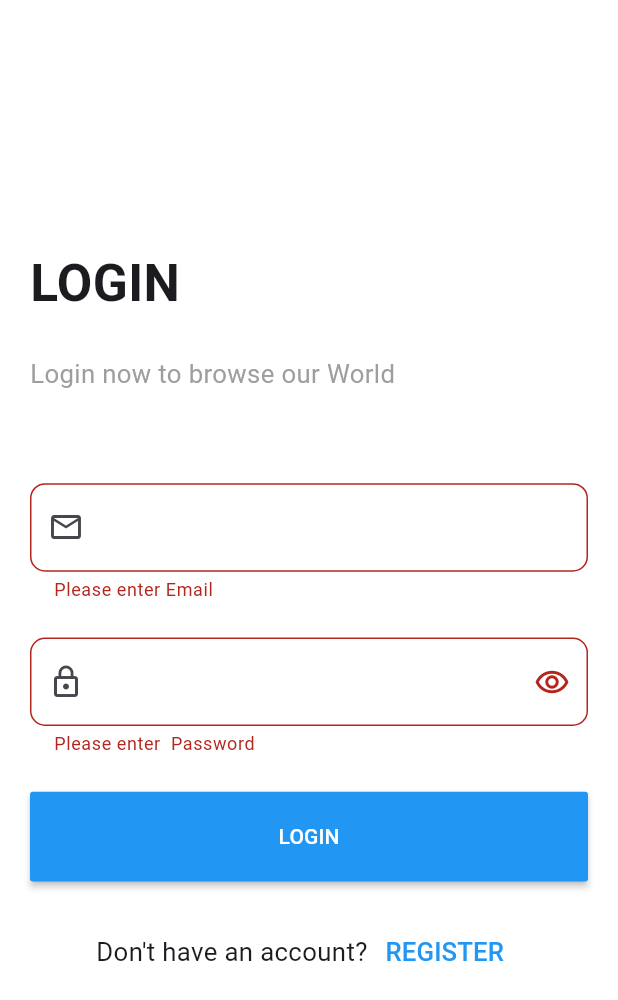
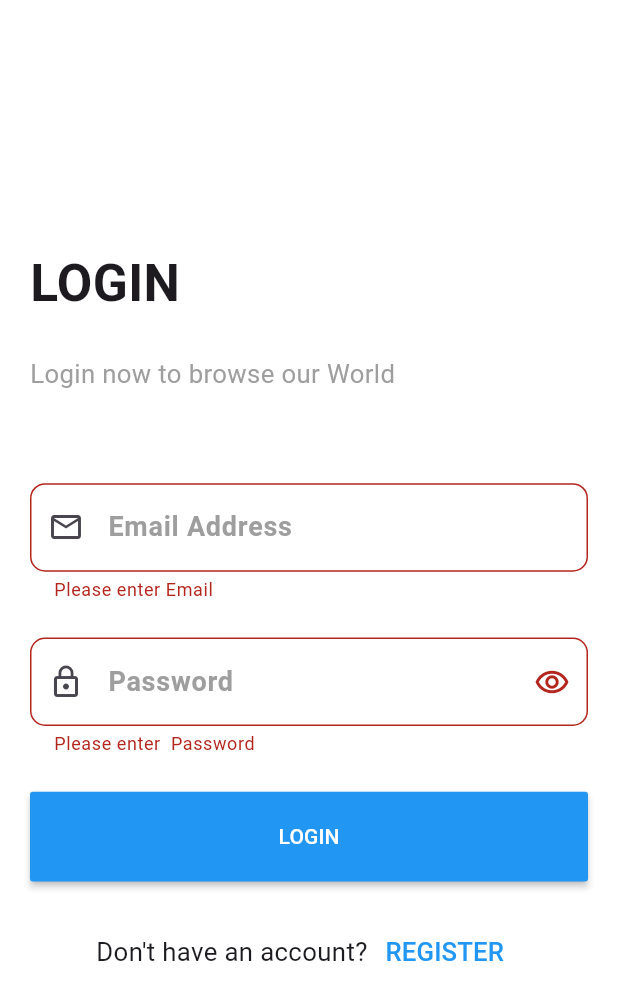
Before and after one commit to EzzEldinMahmoud/socialmedia-flutter, a Flutter app: the LOGINSCREEN screen opened by its route, after a tap on "LOGIN", on a phone screen of 412 x 824 dp. Shown: the top 1000 px of the screen. Run offline on Flutter 3.47's test engine with Material 3 defaults, Android fonts, the light colour scheme and no system bars; our stand-ins replace bloc, cloud_firestore, conditional_builder_null_safety, dio, firebase_auth, firebase_core and 8 more; accounts and stored records are empty.

Commit message:
fixed login/register snackbar

```diff
--- a/lib/components/components.dart
+++ b/lib/components/components.dart
@@ -81,7 +81,7 @@ focusedBorder: const OutlineInputBorder(
 ),
         focusColor: Colors.white,
         labelStyle: const TextStyle(
-          color: Colors.white
+          color: Colors.grey
         ),
 
         fillColor: Colors.black,
@@ -124,7 +124,7 @@ Widget defaultbottom({
         child: Text(
           isUpperCase ? text.toUpperCase() : text,
           style: const TextStyle(
-            color: Colors.white,
+            color: Colors.blue,
           ),
         ),
       ),
--- a/lib/cubit/socialcubit/socialstates.dart
+++ b/lib/cubit/socialcubit/socialstates.dart
@@ -196,8 +196,7 @@ class SocialappGETMessagesSERRORstate extends socialappstate {
 class SocialappSENDMessagesSLOADINGstate extends socialappstate {}
 
 class SocialappSENDMessagesSSuccessstate extends socialappstate {
-  List<MessageModel> messageModel;
-  SocialappSENDMessagesSSuccessstate(this.messageModel);
+
 }
 
 class SocialappSENDMessagesSERRORstate extends socialappstate {
--- a/lib/layout/login_screen/login_screen.dart
+++ b/lib/layout/login_screen/login_screen.dart
@@ -97,6 +97,7 @@ class _LOGINSCREENState extends State<LOGINSCREEN> {
                           defaultTextFormField(
                               controller: passwordfield,
                               label: "Password",
+
                               hint: 'EXAMPLEhere123@#',
                               type: TextInputType.visiblePassword,
                               obscure: true,
@@ -137,7 +138,7 @@ class _LOGINSCREENState extends State<LOGINSCREEN> {
                                                     .showSnackBar(
                                                    SnackBar(
                                                       content: Text(
-                                                          'login success!',style: GoogleFonts.poppins(color: Colors.white,fontSize: 14.sp)),backgroundColor:Colors.green),
+                                                          'checking...',style: GoogleFonts.poppins(color: Colors.white,fontSize: 14.sp)),backgroundColor:Colors.grey),
                                                 )
                                               })
                                           .catchError((e) {
@@ -151,13 +152,7 @@ class _LOGINSCREENState extends State<LOGINSCREEN> {
                                         );
 
                                       });
-                                      ScaffoldMessenger.of(context)
-                                          .showSnackBar(
-                                         SnackBar(
-                                            content: Text('Checking...',style: GoogleFonts.poppins(color: Colors.white,fontSize: 14.sp))
-                                         ,backgroundColor: Colors.blue,
-                                         ),
-                                      );
+
                                     }
                                   },
                                   color: Colors.blue,
```
Also changed, not shown: lib/cubit/socialcubit/socialcubit.dart (+28 -2 lines), lib/layout/Messages_screen/messages_screen.dart (+11 -4 lines), lib/layout/Profile/profile_screen.dart (+12 -12 lines), lib/layout/register_screen/register_screen.dart (+5 -5 lines).
